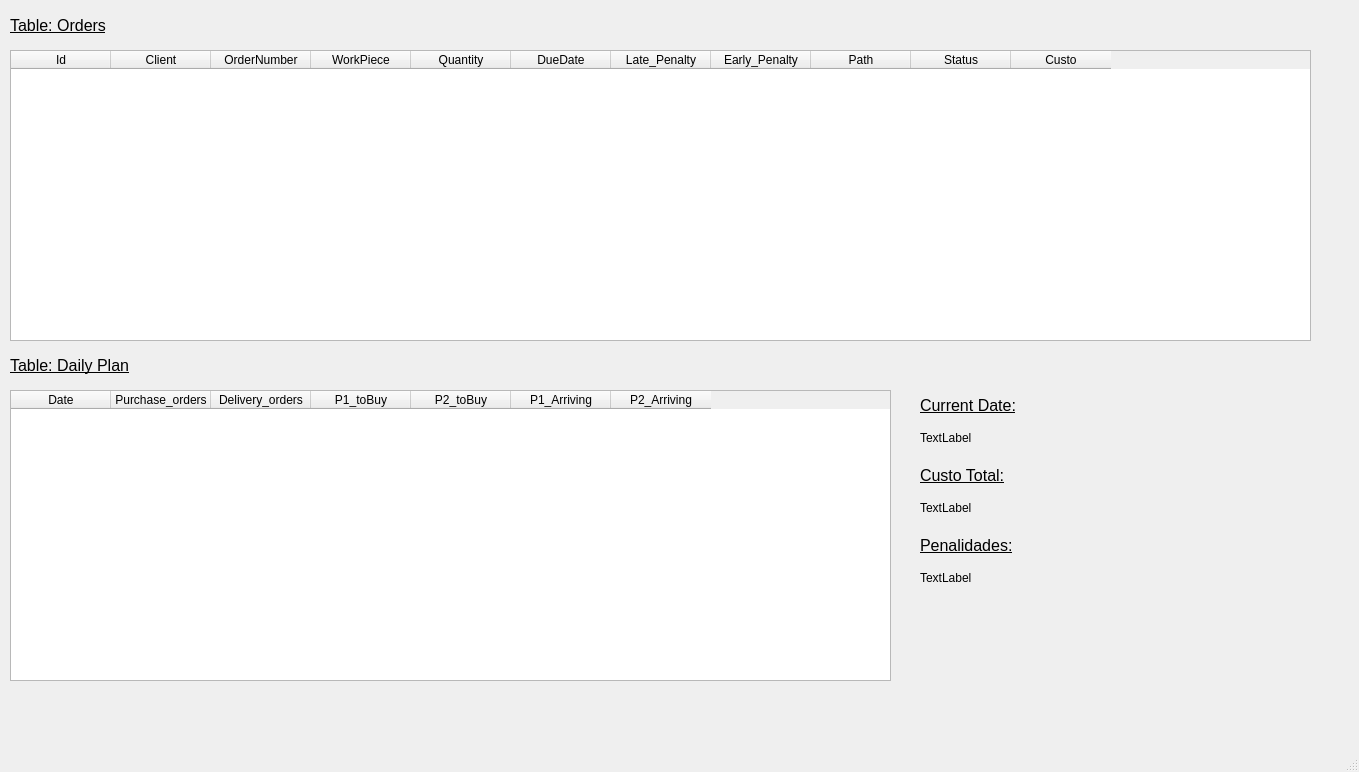
This is ERP/DesignInterfaceErp.ui in zemendes1/Shop-Floor-Manager as Qt 5 draws it before an edit. The edited form follows.
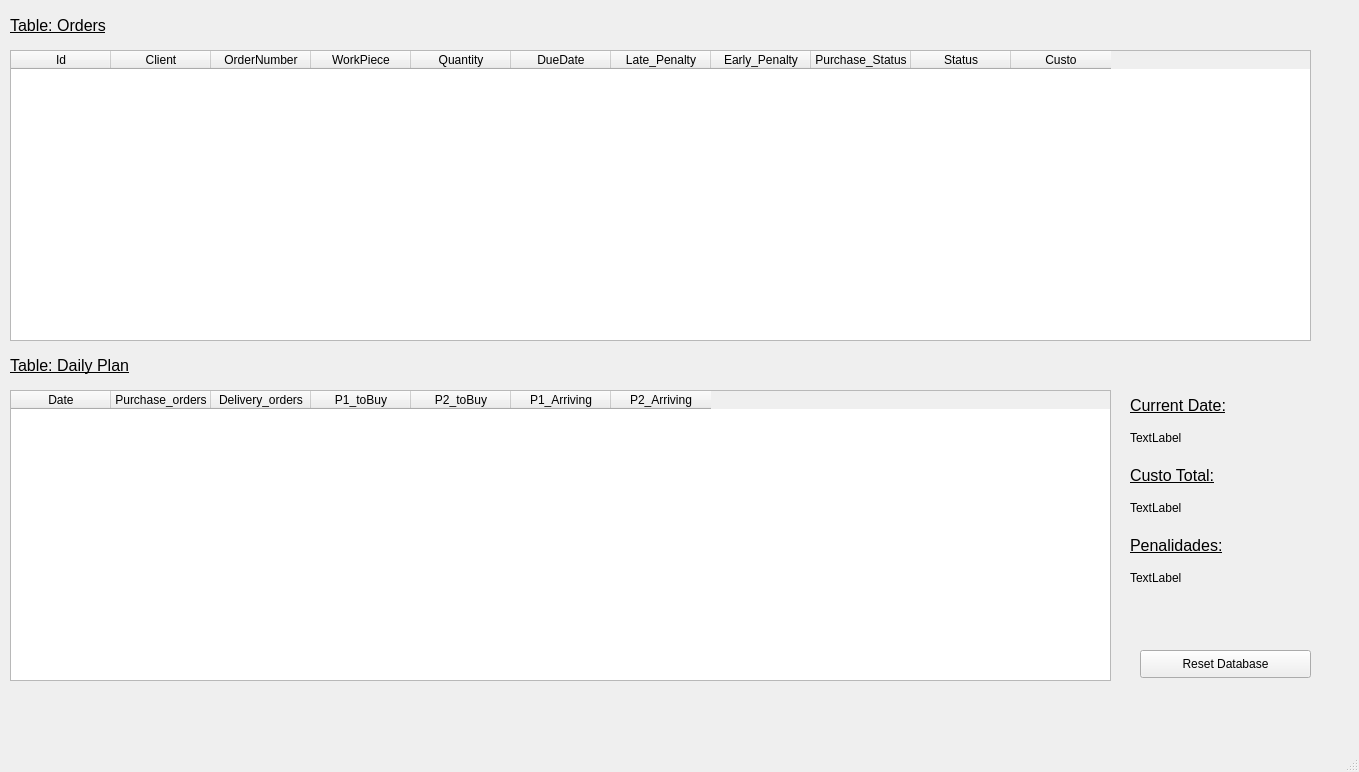
This is the edited form.

Commit message: Add Database Reset Button + Penalty + Purchase Status to ErpInterface +

What changed in the file:
```diff
--- a/ERP/DesignInterfaceErp.ui
+++ b/ERP/DesignInterfaceErp.ui
@@ -78,7 +78,7 @@
     </column>
     <column>
      <property name="text">
-      <string>Path</string>
+      <string>Purchase_Status</string>
      </property>
     </column>
     <column>
@@ -110,7 +110,7 @@
      <rect>
       <x>10</x>
       <y>390</y>
-      <width>881</width>
+      <width>1101</width>
       <height>291</height>
      </rect>
     </property>
@@ -153,7 +153,7 @@
    <widget class="QLabel" name="label_6">
     <property name="geometry">
      <rect>
-      <x>920</x>
+      <x>1130</x>
       <y>390</y>
       <width>131</width>
       <height>31</height>
@@ -166,7 +166,7 @@
    <widget class="QLabel" name="CurrentDate">
     <property name="geometry">
      <rect>
-      <x>920</x>
+      <x>1130</x>
       <y>430</y>
       <width>55</width>
       <height>16</height>
@@ -179,7 +179,7 @@
    <widget class="QLabel" name="label_7">
     <property name="geometry">
      <rect>
-      <x>920</x>
+      <x>1130</x>
       <y>460</y>
       <width>131</width>
       <height>31</height>
@@ -192,7 +192,7 @@
    <widget class="QLabel" name="TotalCost">
     <property name="geometry">
      <rect>
-      <x>920</x>
+      <x>1130</x>
       <y>500</y>
       <width>55</width>
       <height>16</height>
@@ -205,7 +205,7 @@
    <widget class="QLabel" name="label_8">
     <property name="geometry">
      <rect>
-      <x>920</x>
+      <x>1130</x>
       <y>530</y>
       <width>131</width>
       <height>31</height>
@@ -218,7 +218,7 @@
    <widget class="QLabel" name="CurrentDate_6">
     <property name="geometry">
      <rect>
-      <x>920</x>
+      <x>1130</x>
       <y>570</y>
       <width>55</width>
       <height>16</height>
@@ -228,6 +228,19 @@
      <string>TextLabel</string>
     </property>
    </widget>
+   <widget class="QPushButton" name="resetButton">
+    <property name="geometry">
+     <rect>
+      <x>1140</x>
+      <y>650</y>
+      <width>171</width>
+      <height>28</height>
+     </rect>
+    </property>
+    <property name="text">
+     <string>Reset Database</string>
+    </property>
+   </widget>
   </widget>
   <widget class="QMenuBar" name="menubar">
    <property name="geometry">
```
The commit also changes 1 other file.
